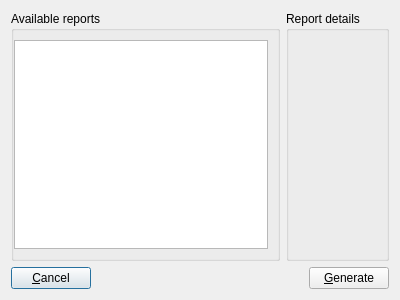
This is trunk/dlgreportchooser.ui in digitalsleuth/fred as Qt 5 draws it before an edit. The edited form follows.
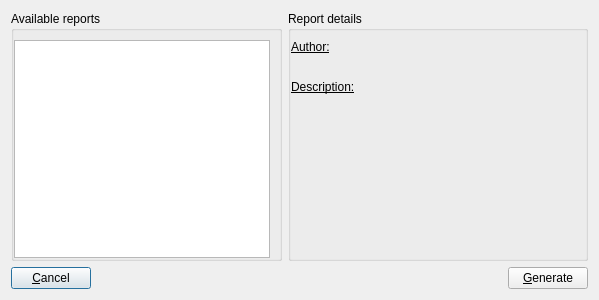
This is the edited form. Icons and pictures are not drawn.

What changed in the file:
```diff
--- a/trunk/dlgreportchooser.ui
+++ b/trunk/dlgreportchooser.ui
@@ -6,7 +6,7 @@
    <rect>
     <x>0</x>
     <y>0</y>
-    <width>400</width>
+    <width>599</width>
     <height>300</height>
    </rect>
   </property>
@@ -22,6 +22,12 @@
     <layout class="QHBoxLayout" name="horizontalLayout">
      <item>
       <widget class="QGroupBox" name="groupBox">
+       <property name="sizePolicy">
+        <sizepolicy hsizetype="MinimumExpanding" vsizetype="Preferred">
+         <horstretch>0</horstretch>
+         <verstretch>0</verstretch>
+        </sizepolicy>
+       </property>
        <property name="title">
         <string>Available reports</string>
        </property>
@@ -32,8 +38,23 @@
         <property name="leftMargin">
          <number>0</number>
         </property>
+        <property name="topMargin">
+         <number>9</number>
+        </property>
+        <property name="rightMargin">
+         <number>9</number>
+        </property>
+        <property name="bottomMargin">
+         <number>0</number>
+        </property>
         <item>
          <widget class="QTreeWidget" name="TrReports">
+          <property name="sizePolicy">
+           <sizepolicy hsizetype="MinimumExpanding" vsizetype="Expanding">
+            <horstretch>0</horstretch>
+            <verstretch>0</verstretch>
+           </sizepolicy>
+          </property>
           <property name="headerHidden">
            <bool>true</bool>
           </property>
@@ -49,15 +70,67 @@
      </item>
      <item>
       <widget class="QGroupBox" name="groupBox_2">
+       <property name="sizePolicy">
+        <sizepolicy hsizetype="Expanding" vsizetype="Preferred">
+         <horstretch>3</horstretch>
+         <verstretch>0</verstretch>
+        </sizepolicy>
+       </property>
+       <property name="minimumSize">
+        <size>
+         <width>300</width>
+         <height>0</height>
+        </size>
+       </property>
        <property name="title">
         <string>Report details</string>
        </property>
        <layout class="QVBoxLayout" name="verticalLayout_4">
+        <property name="leftMargin">
+         <number>0</number>
+        </property>
+        <property name="topMargin">
+         <number>9</number>
+        </property>
+        <property name="bottomMargin">
+         <number>0</number>
+        </property>
+        <item>
+         <widget class="QLabel" name="label">
+          <property name="font">
+           <font>
+            <weight>50</weight>
+            <bold>false</bold>
+            <underline>true</underline>
+           </font>
+          </property>
+          <property name="text">
+           <string>Author:</string>
+          </property>
+         </widget>
+        </item>
         <item>
          <widget class="QLabel" name="LblAuthor">
           <property name="text">
            <string/>
           </property>
+          <property name="indent">
+           <number>10</number>
+          </property>
+         </widget>
+        </item>
+        <item>
+         <widget class="QLabel" name="label_2">
+          <property name="font">
+           <font>
+            <weight>50</weight>
+            <bold>false</bold>
+            <underline>true</underline>
+           </font>
+          </property>
+          <property name="text">
+           <string>Description:</string>
+          </property>
          </widget>
         </item>
         <item>
@@ -65,6 +138,12 @@
           <property name="text">
            <string/>
           </property>
+          <property name="wordWrap">
+           <bool>true</bool>
+          </property>
+          <property name="indent">
+           <number>10</number>
+          </property>
          </widget>
         </item>
         <item>
```
Left out of the diff: 5 changed lines with no effect on the pictures.
